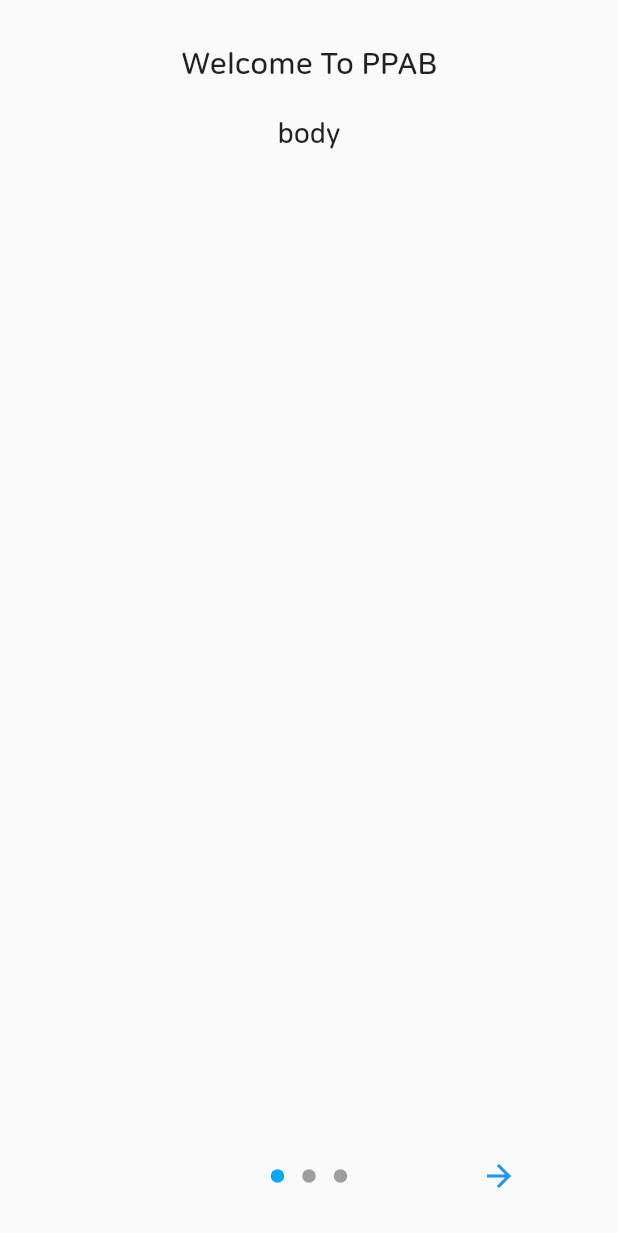
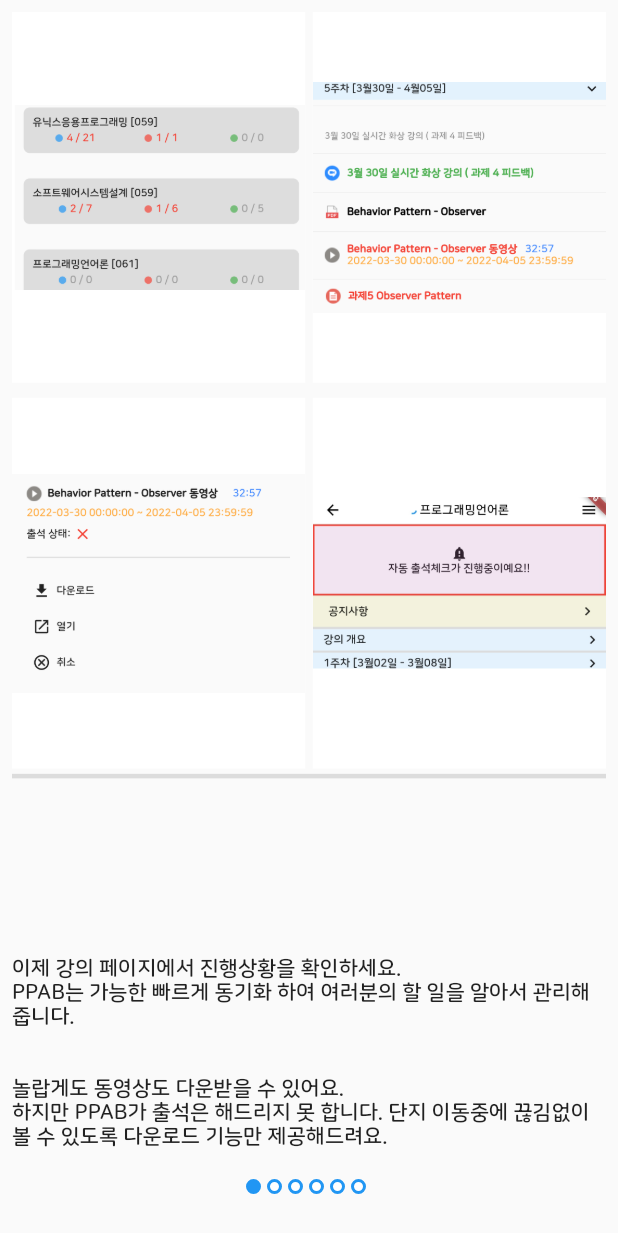
Before and after one commit to whquddn55/PnuPlatoAdvancedBrowser, a Flutter app: the screen it shows after launch, on a phone screen of 412 x 824 dp. Shown: the top 1233 px of the screen. Run offline on Flutter 3.47's test engine with Material 2 defaults, Android fonts, the phone set to English and light mode, and no system bars; drawn by our look-alikes of introduction_screen; our stand-ins replace auto_size_text, awesome_notifications, badges, better_player, cached_network_image, cloud_firestore and 14 more; missing offline and left inert: flutter_background_service, flutter_background_service_android, flutter_background_service_ios, flutter_expanded_tile, flutter_inappwebview, flutter_treeview and 3 more; accounts and stored records are empty; generated files the repository leaves out were written again.

```diff
--- a/lib/pages/LandingPage/landing_page.dart
+++ b/lib/pages/LandingPage/landing_page.dart
@@ -1,9 +1,13 @@
 import 'package:flutter/material.dart';
 import 'package:pnu_plato_advanced_browser/controllers/app_setting_controller.dart';
-import 'package:pnu_plato_advanced_browser/pages/LandingPage/sections/bottom_typography.dart';
-import 'package:introduction_screen/introduction_screen.dart';
+import 'package:pnu_plato_advanced_browser/pages/landingPage/sections/landing_page1.dart';
+import 'package:pnu_plato_advanced_browser/pages/landingPage/sections/landing_page2.dart';
+import 'package:pnu_plato_advanced_browser/pages/landingPage/sections/landing_page3.dart';
+import 'package:pnu_plato_advanced_browser/pages/landingPage/sections/landing_page4.dart';
+import 'package:pnu_plato_advanced_browser/pages/landingPage/sections/landing_page5.dart';
 
 class LandingPage extends StatefulWidget {
+  static const int pageLength = 6;
   const LandingPage({Key? key}) : super(key: key);
 
   @override
@@ -11,31 +15,79 @@ class LandingPage extends StatefulWidget {
 }
 
 class _LandingPageState extends State<LandingPage> {
+  final PageController _pageController = PageController();
+  int _currentPage = 0;
   @override
   Widget build(BuildContext context) {
-    return IntroductionScreen(
-      pages: [
-        PageViewModel(
-          title: "Welcome To PPAB",
-          body: "body",
+    return ColoredBox(
+      color: Colors.white,
+      child: SafeArea(
+        child: Scaffold(
+          body: Padding(
+            padding: const EdgeInsets.all(8.0),
+            child: Column(
+              children: [
+                Expanded(
+                  child: PageView(
+                    controller: _pageController,
+                    children: const [
+                      LandingPage1(),
+                      LandingPage2(),
+                      LandingPage3(),
+                      LandingPage4(),
+                      LandingPage5(),
+                      LandingPage1(),
+                    ],
+                    onPageChanged: (index) => setState(() => _currentPage = index),
                   ),
-        PageViewModel(
-          title: "Welcome To PPAB",
-          body: "body",
                 ),
-        PageViewModel(
-          title: "Welcome To PPAB",
-          body: "body",
+                SizedBox(
+                  height: 50,
+                  child: Row(
+                    mainAxisAlignment: MainAxisAlignment.center,
+                    children: _renderBottom(),
                   ),
+                )
               ],
-      done: const Text("done"),
-      onDone: () async {
+            ),
+          ),
+        ),
+      ),
+    );
+  }
+
+  List<Widget> _renderBottom() {
+    final result = <Widget>[];
+    if (_currentPage == LandingPage.pageLength - 1) {
+      result.add(TextButton(
+        child: const Text("PPAB시작"),
+        onPressed: _onDone,
+      ));
+    } else {
+      for (int i = 0; i < LandingPage.pageLength; ++i) {
+        result.add(Container(
+          decoration: BoxDecoration(
+            borderRadius: BorderRadius.circular(10),
+            border: Border.all(color: Colors.blue, width: 2),
+            color: _currentPage == i ? Colors.blue : Colors.white,
+          ),
+          height: 10,
+          width: 10,
+        ));
+        result.add(const SizedBox(width: 4));
+      }
+    }
+
+    return result;
+  }
+
+  void _onDone() async {
     var res = await showDialog(
       context: context,
       useRootNavigator: true,
       builder: (context) {
         return AlertDialog(
-              content: const Text("[학번] 의 정보가 서버에 저장됩니다. 알림 및 버그리포트 기능을 위해서 사용되며, 개인을 특정하거나 판별할 수 있는 다른 정보는 일체 저장되지 않습니다."),
+          content: const Text("[학번] 의 정보가 서버에 저장됩니다. 다른 정보는 일체 저장되지 않습니다.", style: TextStyle(fontSize: 12)),
           actions: [
             TextButton(
               child: const Text("취소"),
@@ -64,8 +116,5 @@ class _LandingPageState extends State<LandingPage> {
         },
       );
     }
-      },
-      next: const Icon(Icons.arrow_forward),
-    );
   }
 }
--- /dev/null
+++ b/lib/pages/LandingPage/sections/landing_page1.dart
@@ -0,0 +1,69 @@
+import 'package:flutter/material.dart';
+
+class LandingPage1 extends StatelessWidget {
+  const LandingPage1({Key? key}) : super(key: key);
+
+  @override
+  Widget build(BuildContext context) {
+    const BoxDecoration _imageDecoration = BoxDecoration(boxShadow: [BoxShadow(color: Colors.white)]);
+    return Column(
+      mainAxisAlignment: MainAxisAlignment.spaceBetween,
+      crossAxisAlignment: CrossAxisAlignment.start,
+      children: [
+        Column(
+          children: [
+            Row(
+              mainAxisAlignment: MainAxisAlignment.center,
+              children: [
+                Expanded(
+                  child: Container(
+                    decoration: _imageDecoration,
+                    child: Image.asset("assets/landingImages/landing1_1.png", height: MediaQuery.of(context).size.height * 0.3),
+                  ),
+                ),
+                const SizedBox(width: 5),
+                Expanded(
+                  child: Container(
+                    decoration: _imageDecoration,
+                    child: Image.asset("assets/landingImages/landing1_2.png", height: MediaQuery.of(context).size.height * 0.3),
+                  ),
+                ),
+              ],
+            ),
+            const SizedBox(height: 10),
+            Row(
+              mainAxisAlignment: MainAxisAlignment.center,
+              children: [
+                Expanded(
+                  child: Container(
+                    decoration: _imageDecoration,
+                    child: Image.asset("assets/landingImages/landing1_3.png", height: MediaQuery.of(context).size.height * 0.3),
+                  ),
+                ),
+                const SizedBox(width: 5),
+                Expanded(
+                  child: Container(
+                    decoration: _imageDecoration,
+                    child: Image.asset("assets/landingImages/landing1_4.png", height: MediaQuery.of(context).size.height * 0.3),
+                  ),
+                ),
+              ],
+            ),
+            const Divider(height: 10, thickness: 3),
+          ],
+        ),
+        Column(
+          crossAxisAlignment: CrossAxisAlignment.start,
+          children: const [
+            Text("이제 강의 페이지에서 진행상황을 확인하세요."),
+            Text("PPAB는 가능한 빠르게 동기화 하여 여러분의 할 일을 알아서 관리해줍니다."),
+            Text(""),
+            Text(""),
+            Text("놀랍게도 동영상도 다운받을 수 있어요."),
+            Text("하지만 PPAB가 출석은 해드리지 못 합니다. 단지 이동중에 끊김없이 볼 수 있도록 다운로드 기능만 제공해드려요."),
+          ],
+        ),
+      ],
+    );
+  }
+}
--- a/pubspec.yaml
+++ b/pubspec.yaml
@@ -65,7 +65,6 @@ dependencies:
   objectbox_flutter_libs: ^1.4.1
   watcher: ^1.0.1
   mailer: ^5.1.0
-  introduction_screen:
   better_player:
     git:
       url: https://github.com/shiyiya/betterplayer
@@ -106,6 +105,7 @@ flutter:
   assets:
     - assets/
     - assets/icons/
+    - assets/landingImages/
 
   # An image asset can refer to one or more resolution-specific "variants", see
   # https://flutter.dev/assets-and-images/#resolution-aware.
```
Also changed, not shown: lib/pages/LandingPage/sections/landing_page2.dart (added, +72 -0 lines), lib/pages/LandingPage/sections/landing_page3.dart (added, +40 -0 lines), lib/pages/LandingPage/sections/landing_page4.dart (added, +50 -0 lines), lib/pages/LandingPage/sections/landing_page5.dart (added, +41 -0 lines), lib/pages/LandingPage/sections/landing_page6.dart (added, +41 -0 lines), assets/landingImages/landing1_1.png (added), assets/landingImages/landing1_2.png (added), assets/landingImages/landing1_3.png (added), assets/landingImages/landing1_4.png (added), assets/landingImages/landing2_1.png (added), assets/landingImages/landing2_2.png (added), assets/landingImages/landing2_3.png (added), assets/landingImages/landing2_4.png (added), assets/landingImages/landing3.png (added), 3 more files. Lines whose indentation alone changed are shown as unchanged.
